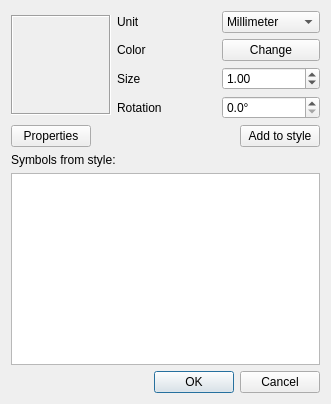
The window that qgis/src/ui/qgssymbolv2selectordialogbase.ui (sourcepole/qgis) describes before a commit, drawn with Qt 5.
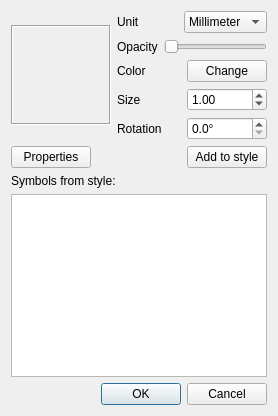
The same window after the commit. Custom widgets are drawn as their Qt base class.

Patch:
```diff
--- a/qgis/src/ui/qgssymbolv2selectordialogbase.ui
+++ b/qgis/src/ui/qgssymbolv2selectordialogbase.ui
@@ -6,16 +6,16 @@
    <rect>
     <x>0</x>
     <y>0</y>
-    <width>331</width>
-    <height>404</height>
+    <width>278</width>
+    <height>416</height>
    </rect>
   </property>
   <property name="windowTitle">
    <string>Symbol selector</string>
   </property>
-  <layout class="QGridLayout" name="gridLayout_3">
+  <layout class="QGridLayout" name="gridLayout_4">
    <item row="0" column="0">
-    <layout class="QHBoxLayout" name="horizontalLayout_3">
+    <layout class="QHBoxLayout" name="horizontalLayout_5">
      <item>
       <widget class="QLabel" name="lblPreview">
        <property name="sizePolicy">
@@ -45,8 +45,8 @@
       </widget>
      </item>
      <item>
-      <layout class="QVBoxLayout" name="verticalLayout">
-       <item>
+      <layout class="QGridLayout" name="gridLayout_3">
+       <item row="0" column="0">
         <layout class="QHBoxLayout" name="horizontalLayout_4">
          <item>
           <widget class="QLabel" name="mSymbolUnitLabel">
@@ -71,7 +71,28 @@
          </item>
         </layout>
        </item>
-       <item>
+       <item row="1" column="0">
+        <layout class="QHBoxLayout" name="horizontalLayout_3">
+         <item>
+          <widget class="QLabel" name="mOpacityLabel">
+           <property name="text">
+            <string>Opacity</string>
+           </property>
+          </widget>
+         </item>
+         <item>
+          <widget class="QSlider" name="mOpacitySlider">
+           <property name="maximum">
+            <number>255</number>
+           </property>
+           <property name="orientation">
+            <enum>Qt::Horizontal</enum>
+           </property>
+          </widget>
+         </item>
+        </layout>
+       </item>
+       <item row="2" column="0">
         <widget class="QStackedWidget" name="stackedWidget">
          <property name="currentIndex">
           <number>0</number>
```
